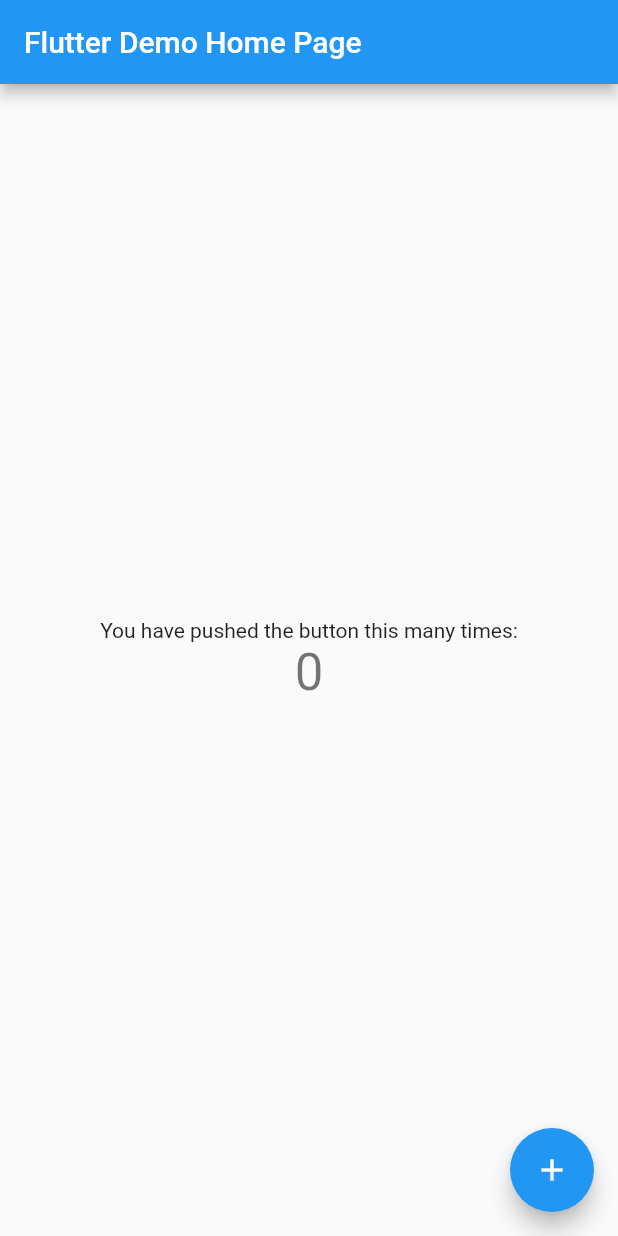
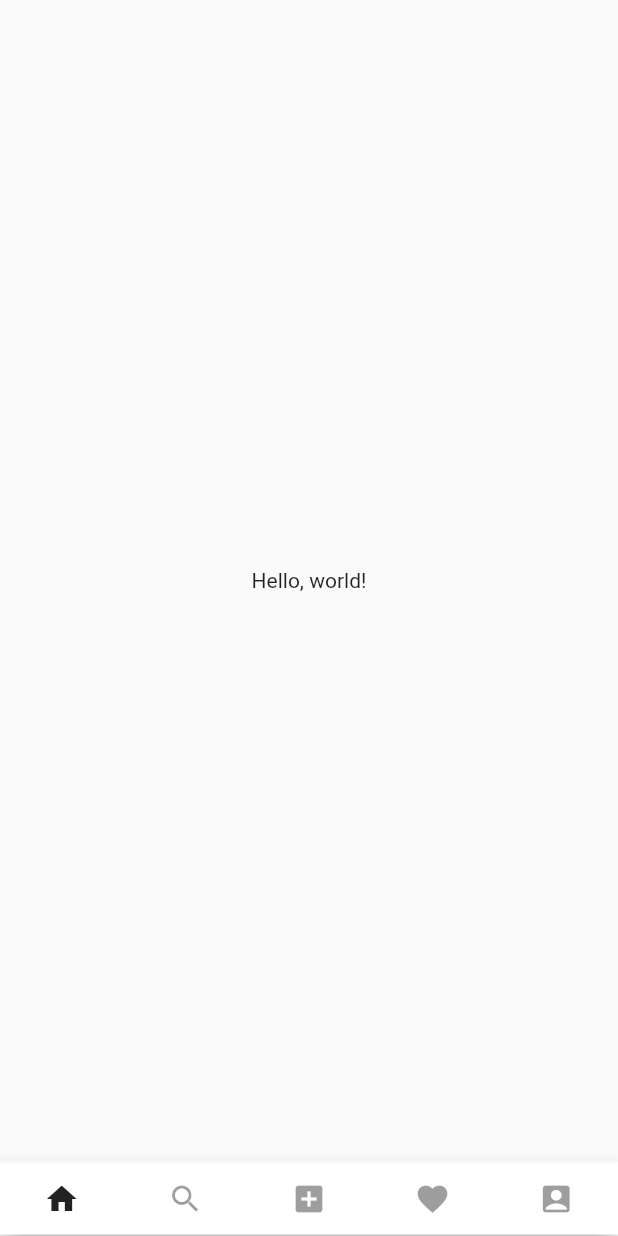
Before and after one commit to peterhyun1234/bible_lockscreen_flutter, a Flutter app: the screen it shows after launch, on a phone screen of 412 x 824 dp. Run offline on Flutter 3.47's test engine with Material 2 defaults, Android fonts, the phone set to English and light mode, and no system bars.

Commit message:
add navbar in bottom

```diff
--- a/bible_lockscreen/lib/main.dart
+++ b/bible_lockscreen/lib/main.dart
@@ -1,111 +1,63 @@
 import 'package:flutter/material.dart';
 
-void main() => runApp(MyApp());
+void main() {
+  runApp(MaterialApp(
+    title: 'Flutter Tutorial',
+    home: TutorialHome(),
+  ));
+}
 
-class MyApp extends StatelessWidget {
-  // This widget is the root of your application.
+class TutorialHome extends StatelessWidget {
   @override
   Widget build(BuildContext context) {
-    return MaterialApp(
-      title: 'Flutter Demo',
-      theme: ThemeData(
-        // This is the theme of your application.
-        //
-        // Try running your application with "flutter run". You'll see the
-        // application has a blue toolbar. Then, without quitting the app, try
-        // changing the primarySwatch below to Colors.green and then invoke
-        // "hot reload" (press "r" in the console where you ran "flutter run",
-        // or simply save your changes to "hot reload" in a Flutter IDE).
-        // Notice that the counter didn't reset back to zero; the application
-        // is not restarted.
-        primarySwatch: Colors.blue,
+    return Scaffold(
+
+      body: Center(
+        child: Text('Hello, world!'),
       ),
-      home: MyHomePage(title: 'Flutter Demo Home Page'),
-    );
-  }
-}
-
-class MyHomePage extends StatefulWidget {
-  MyHomePage({Key key, this.title}) : super(key: key);
-
-  // This widget is the home page of your application. It is stateful, meaning
-  // that it has a State object (defined below) that contains fields that affect
-  // how it looks.
-
-  // This class is the configuration for the state. It holds the values (in this
-  // case the title) provided by the parent (in this case the App widget) and
-  // used by the build method of the State. Fields in a Widget subclass are
-  // always marked "final".
-
-  final String title;
-
-  @override
-  _MyHomePageState createState() => _MyHomePageState();
-}
-
-class _MyHomePageState extends State<MyHomePage> {
-  int _counter = 0;
-
-  void _incrementCounter() {
-    setState(() {
-      // This call to setState tells the Flutter framework that something has
-      // changed in this State, which causes it to rerun the build method below
-      // so that the display can reflect the updated values. If we changed
-      // _counter without calling setState(), then the build method would not be
-      // called again, and so nothing would appear to happen.
-      _counter++;
-    });
-  }
-
-  @override
-  Widget build(BuildContext context) {
-    // This method is rerun every time setState is called, for instance as done
-    // by the _incrementCounter method above.
-    //
-    // The Flutter framework has been optimized to make rerunning build methods
-    // fast, so that you can just rebuild anything that needs updating rather
-    // than having to individually change instances of widgets.
-    return Scaffold(
-      appBar: AppBar(
-        // Here we take the value from the MyHomePage object that was created by
-        // the App.build method, and use it to set our appbar title.
-        title: Text(widget.title),
+      bottomNavigationBar: new Container(
+        color: Colors.white,
+        height: 50.0,
+        alignment: Alignment.center,
+        child: new BottomAppBar(
+        child: new Row(
+        // alignment: MainAxisAlignment.spaceAround,
+        mainAxisAlignment: MainAxisAlignment.spaceAround,
+        children: <Widget>[
+        new IconButton(
+      icon: Icon(
+      Icons.home,
       ),
-      body: Center(
-        // Center is a layout widget. It takes a single child and positions it
-        // in the middle of the parent.
-        child: Column(
-          // Column is also a layout widget. It takes a list of children and
-          // arranges them vertically. By default, it sizes itself to fit its
-          // children horizontally, and tries to be as tall as its parent.
-          //
-          // Invoke "debug painting" (press "p" in the console, choose the
-          // "Toggle Debug Paint" action from the Flutter Inspector in Android
-          // Studio, or the "Toggle Debug Paint" command in Visual Studio Code)
-          // to see the wireframe for each widget.
-          //
-          // Column has various properties to control how it sizes itself and
-          // how it positions its children. Here we use mainAxisAlignment to
-          // center the children vertically; the main axis here is the vertical
-          // axis because Columns are vertical (the cross axis would be
-          // horizontal).
-          mainAxisAlignment: MainAxisAlignment.center,
-          children: <Widget>[
-            Text(
-              'You have pushed the button this many times:',
+      onPressed: () {},
       ),
-            Text(
-              '$_counter',
-              style: Theme.of(context).textTheme.display1,
+      new IconButton(
+      icon: Icon(
+      Icons.search,
+      ),
+      onPressed: null,
+    ),
+    new IconButton(
+    icon: Icon(
+    Icons.add_box,
+    ),
+    onPressed: null,
+    ),
+    new IconButton(
+    icon: Icon(
+    Icons.favorite,
+    ),
+    onPressed: null,
+    ),
+    new IconButton(
+    icon: Icon(
+    Icons.account_box,
+    ),
+    onPressed: null,
     ),
     ],
     ),
     ),
-      floatingActionButton: FloatingActionButton(
-        onPressed: _incrementCounter,
-        tooltip: 'Increment',
-        child: Icon(Icons.add),
-      ), // This trailing comma makes auto-formatting nicer for build methods.
+      )
     );
   }
 }
```
Also changed, not shown: 1 other file. Lines whose indentation alone changed are shown as unchanged.
